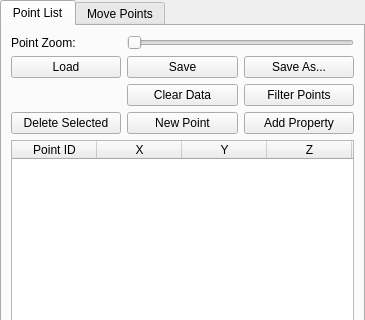
The window that rtUI/rt3DPointBuffer.ui (pengwg/vurtigo) describes before a commit, drawn with Qt 5; both pictures show x 0 to 365 and y 0 to 320 of the 365 by 577 pixel window.
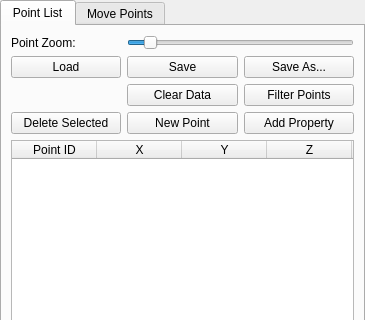
The same window after the commit.

Commit message:
Changed zoom slider for 3d points
Analysis:

point sizes were too big

Resolution:

changed range from 1.0-5.0 to 0.25-4.0
default size is still 1.0, but now have 3 smaller sizes to choose from

BugID: 748
Reviewed by:

Diff of the .ui file:
```diff
--- a/rtUI/rt3DPointBuffer.ui
+++ b/rtUI/rt3DPointBuffer.ui
@@ -50,10 +50,13 @@
        <item row="0" column="1" colspan="2">
         <widget class="QSlider" name="pointZoomSlider">
          <property name="minimum">
-          <number>10</number>
+          <number>1</number>
          </property>
          <property name="maximum">
-          <number>50</number>
+          <number>40</number>
+         </property>
+         <property name="value">
+          <number>4</number>
          </property>
          <property name="orientation">
           <enum>Qt::Horizontal</enum>
```
Left out of the diff: 3 changed lines with no effect on the pictures. The commit also changes 1 other file.
